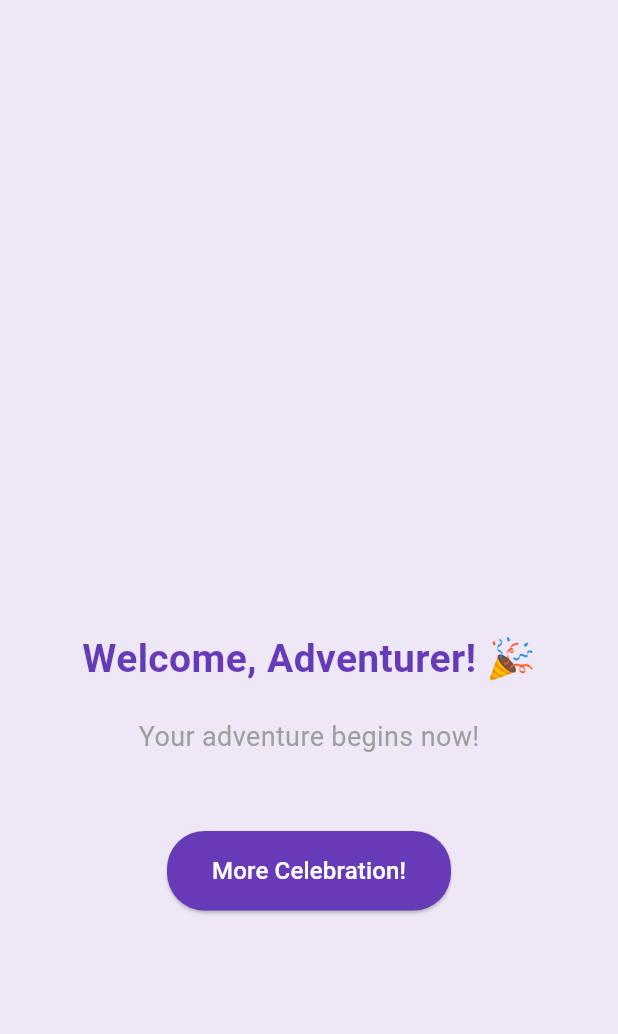
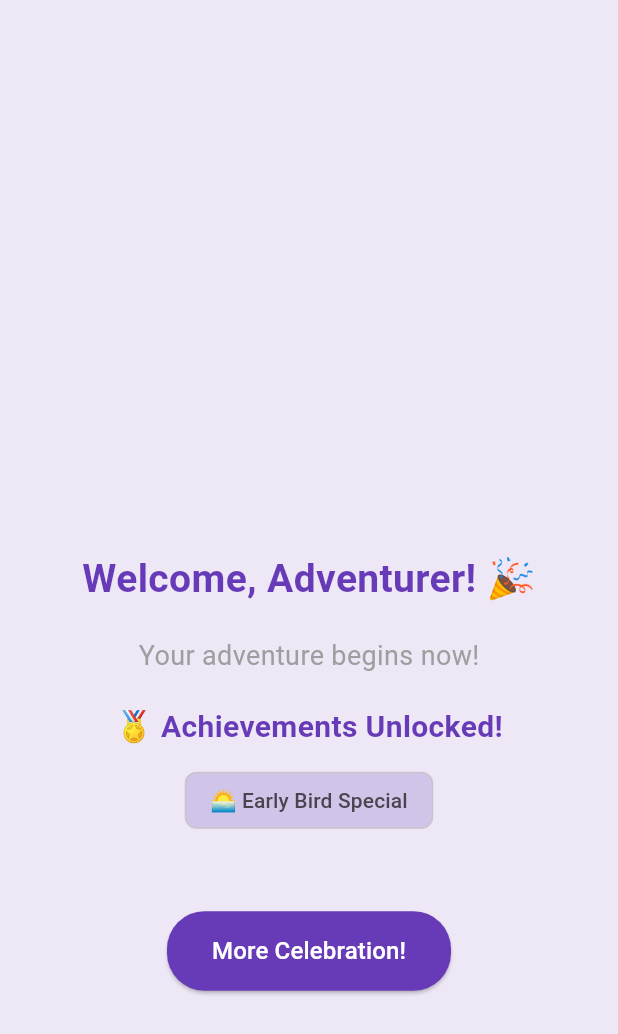
Before and after one commit to Lavanyathangaraj/mad_inclass_activity_13, a Flutter app: the SuccessScreen screen opened directly with empty values, on a phone screen of 412 x 824 dp. Shown: the top 1034 px of the screen. Run offline on Flutter 3.47's test engine with Material 3 defaults, Android fonts, the phone set to English and light mode, and no system bars; drawn by our look-alikes of animated_text_kit; our stand-ins replace confetti.

Commit message:
Achievement Badges

```diff
--- a/lib/main.dart
+++ b/lib/main.dart
@@ -211,7 +211,7 @@ class _SignupScreenState extends State<SignupScreen> {
 
     setState(() {
       _progress = progress;
-      if (progress >= 1.0) {
+      if (progress >= 0.99) {
         _progressMessage = "🎉 Adventure Ready!";
         _confettiController.play();
       } else if (progress >= 0.75) {
@@ -236,6 +236,16 @@ class _SignupScreenState extends State<SignupScreen> {
         return;
       }
 
+      // Check if all fields are actually complete (progress is 1.0)
+      if (_progress < 0.99) {
+         ScaffoldMessenger.of(context).showSnackBar(
+          const SnackBar(
+              content: Text('Please fill out all fields and choose an avatar!')),
+        );
+        return;
+      }
+
+
       setState(() {
         _isLoading = true;
       });
@@ -252,6 +262,8 @@ class _SignupScreenState extends State<SignupScreen> {
             builder: (context) => SuccessScreen(
               userName: _nameController.text,
               avatar: _selectedAvatar!,
+              passwordStrength: _passwordStrength,
+              progress: _progress,
             ),
           ),
         );
@@ -512,7 +524,7 @@ class _SignupScreenState extends State<SignupScreen> {
                               const SizedBox(height: 30),
                             ],
                           ),
-                          _buildSubmitButton(),
+                          _buildSubmitButton(constraints.maxWidth),
                         ],
                       ),
                     ),
@@ -531,7 +543,7 @@ class _SignupScreenState extends State<SignupScreen> {
     required String label,
     required IconData icon,
     required String? Function(String?) validator,
-    required void Function(String) onChanged,
+    Function(String)? onChanged,
   }) {
     return TextFormField(
       controller: controller,
@@ -549,18 +561,24 @@ class _SignupScreenState extends State<SignupScreen> {
     );
   }
 
-  Widget _buildSubmitButton() {
+  // **FINAL FIX** Applied ValueKey to children to stop RenderFlex overflow during the AnimatedContainer's transition.
+  Widget _buildSubmitButton(double maxWidth) {
     return AnimatedContainer(
       duration: const Duration(milliseconds: 300),
-      width: _isLoading ? 60 : double.infinity,
+      // Use two finite, non-null widths for smooth animation between button and spinner.
+      width: _isLoading ? 60 : maxWidth,
       height: 60,
       child: _isLoading
           ? const Center(
+              // **Key added here**
+              key: ValueKey('loading'),
               child: CircularProgressIndicator(
                 valueColor: AlwaysStoppedAnimation<Color>(Colors.deepPurple),
               ),
             )
           : ElevatedButton(
+              // **Key added here**
+              key: ValueKey('button'),
               onPressed: _submitForm,
               style: ElevatedButton.styleFrom(
                 backgroundColor: Colors.deepPurple,
@@ -591,8 +609,15 @@ class _SignupScreenState extends State<SignupScreen> {
 class SuccessScreen extends StatefulWidget {
   final String userName;
   final String avatar;
-  const SuccessScreen(
-      {super.key, required this.userName, required this.avatar});
+  final double passwordStrength;
+  final double progress;
+  const SuccessScreen({
+    super.key,
+    required this.userName,
+    required this.avatar,
+    required this.passwordStrength,
+    required this.progress,
+  });
 
   @override
   State<SuccessScreen> createState() => _SuccessScreenState();
@@ -600,6 +625,7 @@ class SuccessScreen extends StatefulWidget {
 
 class _SuccessScreenState extends State<SuccessScreen> {
   late final ConfettiController _confettiController;
+  List<String> badges = [];
 
   @override
   void initState() {
@@ -607,12 +633,29 @@ class _SuccessScreenState extends State<SuccessScreen> {
     _confettiController =
         ConfettiController(duration: const Duration(seconds: 10));
     _confettiController.play();
+
+    badges = _calculateBadges(widget.passwordStrength, widget.progress);
   }
 
   @override
   void dispose() {
     _confettiController.dispose();
     super.dispose();
+  }
+
+  List<String> _calculateBadges(double passwordStrength, double progress) {
+    List<String> badges = [];
+
+    // Strong Password Master
+    if (passwordStrength >= 1.0) badges.add('🏆 Strong Password Master');
+
+    // Profile Completer
+    if (progress >= 1.0) badges.add('🎖 Profile Completer');
+
+    // Early Bird Special
+    if (DateTime.now().hour < 12) badges.add('🌅 Early Bird Special');
+
+    return badges;
   }
 
   @override
@@ -675,6 +718,32 @@ class _SuccessScreenState extends State<SuccessScreen> {
                     'Your adventure begins now!',
                     style: TextStyle(fontSize: 18, color: Colors.grey),
                   ),
+
+                  // Badges
+                  if (badges.isNotEmpty)
+                    Column(
+                      children: [
+                        const SizedBox(height: 20),
+                        const Text(
+                          '🏅 Achievements Unlocked!',
+                          style: TextStyle(
+                              fontSize: 20,
+                              fontWeight: FontWeight.bold,
+                              color: Colors.deepPurple),
+                        ),
+                        const SizedBox(height: 10),
+                        Wrap(
+                          spacing: 12,
+                          children: badges
+                              .map((b) => Chip(
+                                    label: Text(b),
+                                    backgroundColor: Colors.deepPurple[100],
+                                  ))
+                              .toList(),
+                        ),
+                      ],
+                    ),
+
                   const SizedBox(height: 50),
                   ElevatedButton(
                     onPressed: () => _confettiController.play(),
```
